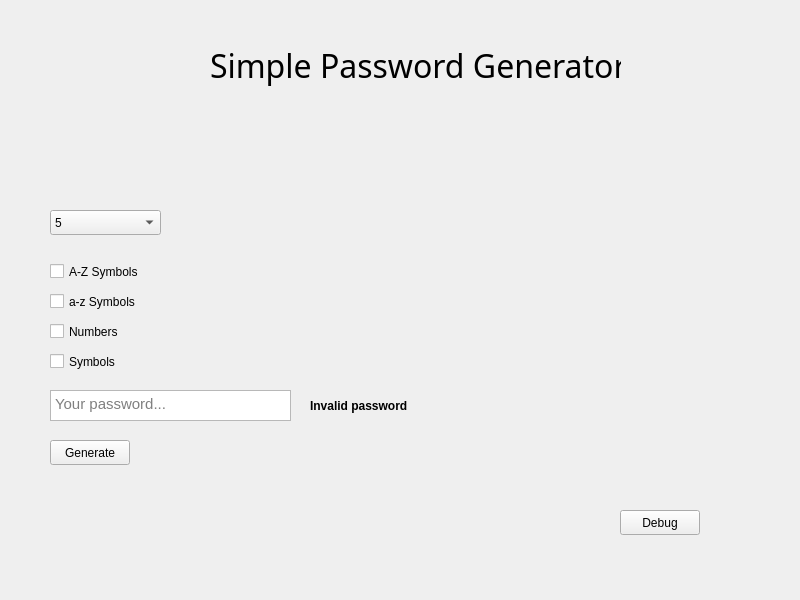
hencsat46/password_generator, file widget.ui: the form before one commit.
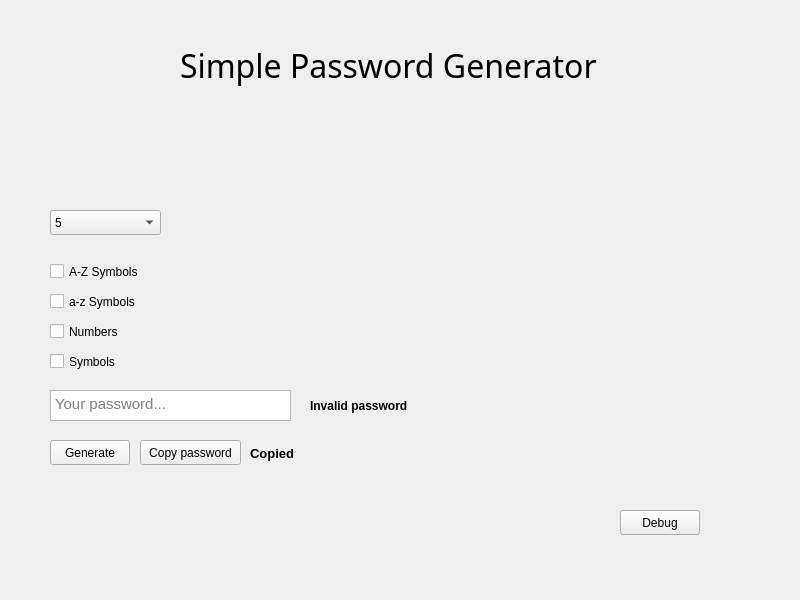
The form after the commit.

The edit to the form file:
```diff
--- a/widget.ui
+++ b/widget.ui
@@ -168,9 +168,9 @@
   <widget class="QLabel" name="label">
    <property name="geometry">
     <rect>
-     <x>210</x>
+     <x>180</x>
      <y>20</y>
-     <width>411</width>
+     <width>461</width>
      <height>91</height>
     </rect>
    </property>
@@ -236,6 +236,39 @@
     <enum>Qt::PlainText</enum>
    </property>
   </widget>
+  <widget class="QPushButton" name="m_copy">
+   <property name="geometry">
+    <rect>
+     <x>140</x>
+     <y>440</y>
+     <width>101</width>
+     <height>25</height>
+    </rect>
+   </property>
+   <property name="text">
+    <string>Copy password</string>
+   </property>
+  </widget>
+  <widget class="QLabel" name="m_copied">
+   <property name="geometry">
+    <rect>
+     <x>250</x>
+     <y>441</y>
+     <width>58</width>
+     <height>25</height>
+    </rect>
+   </property>
+   <property name="font">
+    <font>
+     <pointsize>10</pointsize>
+     <weight>75</weight>
+     <bold>true</bold>
+    </font>
+   </property>
+   <property name="text">
+    <string>Copied</string>
+   </property>
+  </widget>
  </widget>
  <resources/>
  <connections/>
```
Left out of the diff: 16 changed lines with no effect on the pictures.
